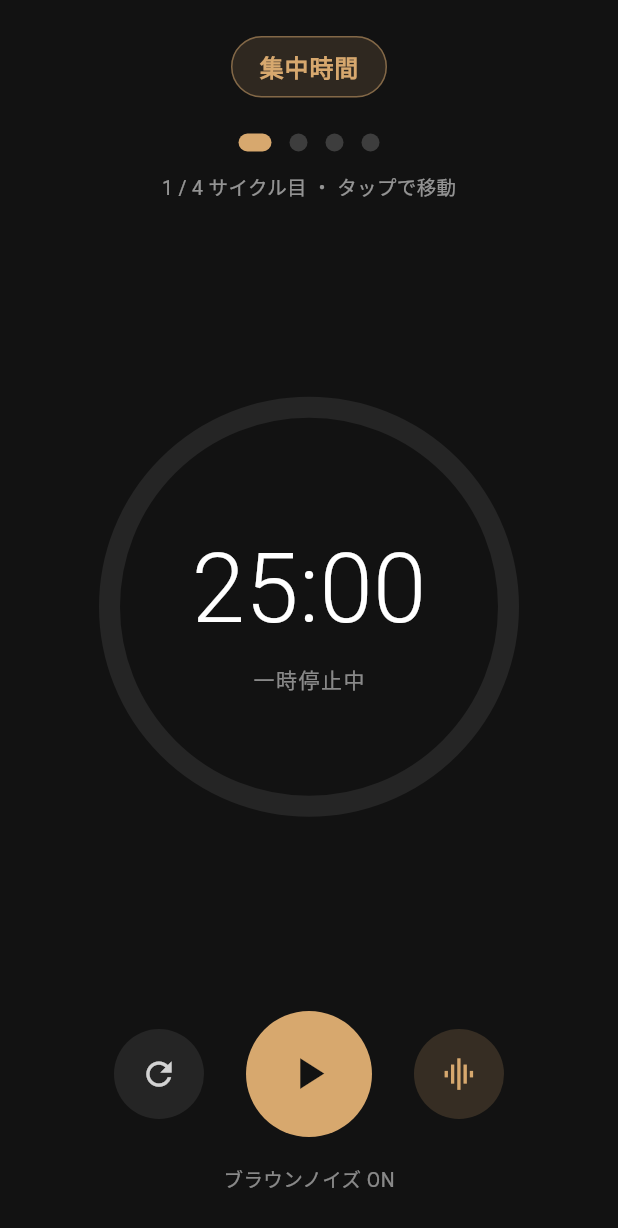
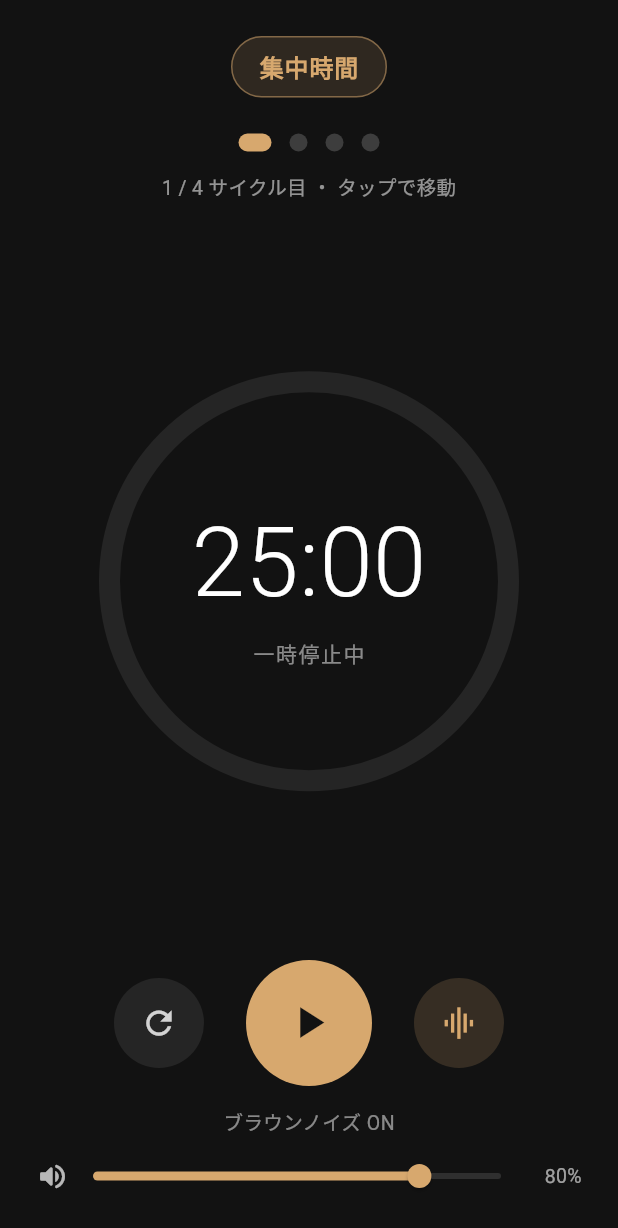
Before and after one commit to NightWatchWife/brown_focus, a Flutter app: the screen it shows after launch, on a phone screen of 412 x 824 dp. Shown: the top 1228 px of the screen. Run offline on Flutter 3.47's test engine with Material 3 defaults, Android fonts, the phone set to English and light mode, and no system bars; our stand-ins replace audio_service, flutter_riverpod, just_audio, permission_handler, rxdart; missing offline and left inert: audio_session.

Commit message:
Add volume slider; make web auto-deploy reliable
- Add a background-noise volume slider (0–100%) wired through the audio
  handler's setVolume; volume is part of the state and re-applied across
  focus/break loop swaps.
- Deploy workflow now explicitly requests a GitHub Pages build after
  pushing to gh-pages and waits for it to go live. A branch push alone
  did not reliably trigger a rebuild (builds stalled for days), so pushes
  were not reflected on the site; forcing the build fixes that.

Co-Authored-By: Claude Opus 4.8 <noreply@anthropic.com>

```diff
--- a/lib/models/pomodoro_state.dart
+++ b/lib/models/pomodoro_state.dart
@@ -35,6 +35,7 @@ class PomodoroData {
     required this.totalSeconds,
     required this.isRunning,
     required this.noiseEnabled,
+    required this.volume,
   });
 
   final PomodoroPhase phase;
@@ -52,6 +53,9 @@ class PomodoroData {
   /// Whether the brown noise plays while the timer runs. When false the app is
   /// a plain Pomodoro timer with only the countdown sound.
   final bool noiseEnabled;
+
+  /// Background-noise volume, 0.0–1.0.
+  final double volume;
 
   /// 0.0 – 1.0 progress through the current phase.
   double get progress {
@@ -74,6 +78,7 @@ class PomodoroData {
     int? totalSeconds,
     bool? isRunning,
     bool? noiseEnabled,
+    double? volume,
   }) {
     return PomodoroData(
       phase: phase ?? this.phase,
@@ -83,6 +88,7 @@ class PomodoroData {
       totalSeconds: totalSeconds ?? this.totalSeconds,
       isRunning: isRunning ?? this.isRunning,
       noiseEnabled: noiseEnabled ?? this.noiseEnabled,
+      volume: volume ?? this.volume,
     );
   }
 }
--- a/lib/screens/home_screen.dart
+++ b/lib/screens/home_screen.dart
@@ -71,6 +71,7 @@ class _HomeScreenState extends ConsumerState<HomeScreen>
             onReset: handler.reset,
             onToggleNoise: handler.setNoiseEnabled,
             onSelectCycle: handler.jumpToCycle,
+            onVolume: handler.setVolume,
           ),
         ),
       ),
@@ -86,6 +87,7 @@ class _Content extends StatelessWidget {
     required this.onReset,
     required this.onToggleNoise,
     required this.onSelectCycle,
+    required this.onVolume,
   });
 
   final PomodoroData state;
@@ -94,6 +96,7 @@ class _Content extends StatelessWidget {
   final VoidCallback onReset;
   final ValueChanged<bool> onToggleNoise;
   final ValueChanged<int> onSelectCycle;
+  final ValueChanged<double> onVolume;
 
   Color get _accent {
     switch (state.phase) {
@@ -126,7 +129,7 @@ class _Content extends StatelessWidget {
             onReset: onReset,
             onToggleNoise: onToggleNoise,
           ),
-          const SizedBox(height: 18),
+          const SizedBox(height: 14),
           Text(
             state.noiseEnabled
                 ? 'ブラウンノイズ ON'
@@ -137,7 +140,78 @@ class _Content extends StatelessWidget {
               letterSpacing: 0.3,
             ),
           ),
-          const SizedBox(height: 28),
+          const SizedBox(height: 10),
+          _VolumeBar(
+            volume: state.volume,
+            accent: _accent,
+            enabled: state.noiseEnabled,
+            onChanged: onVolume,
+          ),
+          const SizedBox(height: 24),
+        ],
+      ),
+    );
+  }
+}
+
+/// Horizontal volume control for the background noise.
+class _VolumeBar extends StatelessWidget {
+  const _VolumeBar({
+    required this.volume,
+    required this.accent,
+    required this.enabled,
+    required this.onChanged,
+  });
+
+  final double volume;
+  final Color accent;
+  final bool enabled;
+  final ValueChanged<double> onChanged;
+
+  @override
+  Widget build(BuildContext context) {
+    final active = enabled ? accent : Colors.white.withOpacity(0.25);
+    final icon = volume <= 0.01
+        ? Icons.volume_off_rounded
+        : volume < 0.5
+            ? Icons.volume_down_rounded
+            : Icons.volume_up_rounded;
+    return Opacity(
+      opacity: enabled ? 1.0 : 0.5,
+      child: Row(
+        children: [
+          Icon(icon, size: 22, color: Colors.white.withOpacity(0.7)),
+          Expanded(
+            child: SliderTheme(
+              data: SliderThemeData(
+                trackHeight: 4,
+                activeTrackColor: active,
+                inactiveTrackColor: Colors.white.withOpacity(0.12),
+                thumbColor: active,
+                overlayColor: accent.withOpacity(0.18),
+                thumbShape:
+                    const RoundSliderThumbShape(enabledThumbRadius: 8),
+                overlayShape:
+                    const RoundSliderOverlayShape(overlayRadius: 16),
+              ),
+              child: Slider(
+                value: volume.clamp(0.0, 1.0),
+                onChanged: enabled ? onChanged : null,
+              ),
+            ),
+          ),
+          SizedBox(
+            width: 38,
+            child: Text(
+              '${(volume * 100).round()}%',
+              textAlign: TextAlign.end,
+              style: TextStyle(
+                color: Colors.white.withOpacity(0.6),
+                fontSize: 13,
+                fontFeatures: const [FontFeature.tabularFigures()],
+              ),
+            ),
+          ),
         ],
       ),
     );
--- a/lib/services/pomodoro_audio_handler.dart
+++ b/lib/services/pomodoro_audio_handler.dart
@@ -52,6 +52,7 @@ class PomodoroAudioHandler extends BaseAudioHandler {
     totalSeconds: PomodoroConfig.focusSeconds,
     isRunning: false,
     noiseEnabled: true,
+    volume: 0.8,
   );
 
   /// Public stream consumed by Riverpod / the UI.
@@ -64,7 +65,7 @@ class PomodoroAudioHandler extends BaseAudioHandler {
       _loadedNoiseAsset = PomodoroConfig.brownNoiseAsset;
       await _noisePlayer.setAsset(PomodoroConfig.brownNoiseAsset);
       await _noisePlayer.setLoopMode(LoopMode.one);
-      await _noisePlayer.setVolume(1.0);
+      await _noisePlayer.setVolume(_state.volume);
 
       await _sfxPlayer.setAsset(PomodoroConfig.countdownAsset);
 
@@ -156,6 +157,16 @@ class PomodoroAudioHandler extends BaseAudioHandler {
       _startTicker();
     }
     _publish();
+  }
+
+  /// Set the background-noise volume (0.0–1.0).
+  Future<void> setVolume(double volume) async {
+    final v = volume.clamp(0.0, 1.0);
+    _pomodoro.add(_state.copyWith(volume: v));
+    try {
+      await _noisePlayer.setVolume(v);
+    } catch (_) {/* player may not be ready */}
+    // Note: not published to the media notification — volume isn't part of it.
   }
 
   /// Toggle the brown noise on/off. Works as a plain Pomodoro timer (countdown
@@ -346,6 +357,7 @@ class PomodoroAudioHandler extends BaseAudioHandler {
         // setAsset stops playback; we restart it below.
         await _noisePlayer.setAsset(want);
         await _noisePlayer.setLoopMode(LoopMode.one);
+        await _noisePlayer.setVolume(_state.volume);
       }
       // IMPORTANT: never await play(). just_audio's play() future only
       // completes when playback ends/stops — for a looping source that is
```
Also changed, not shown: 2 other files.
